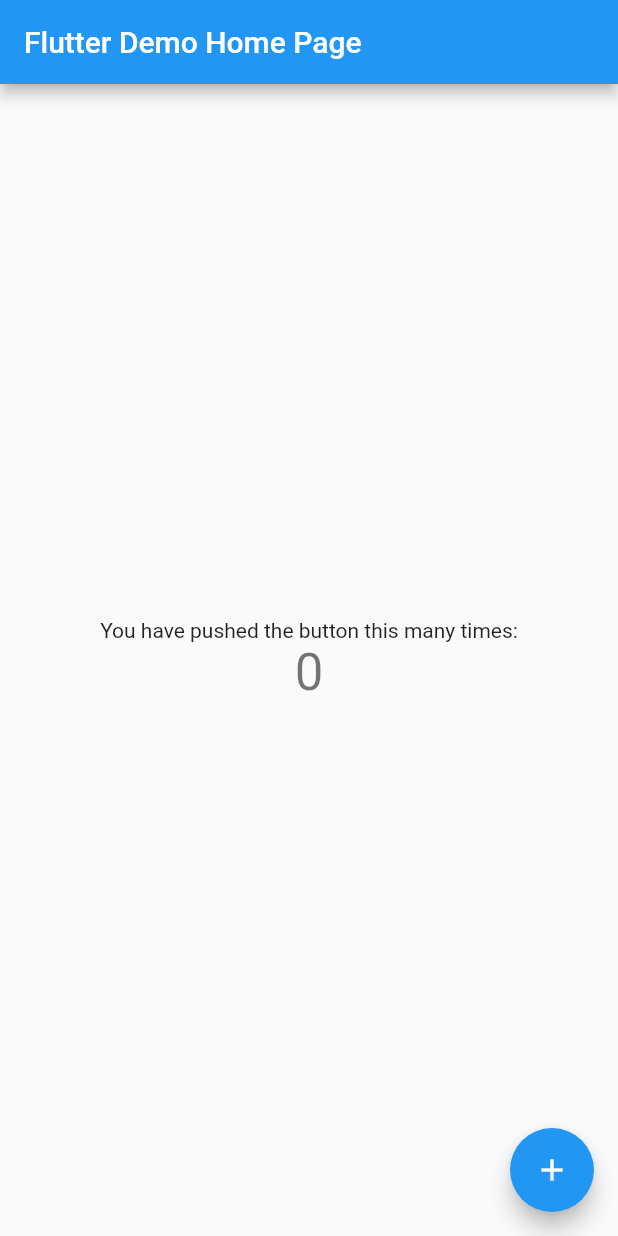
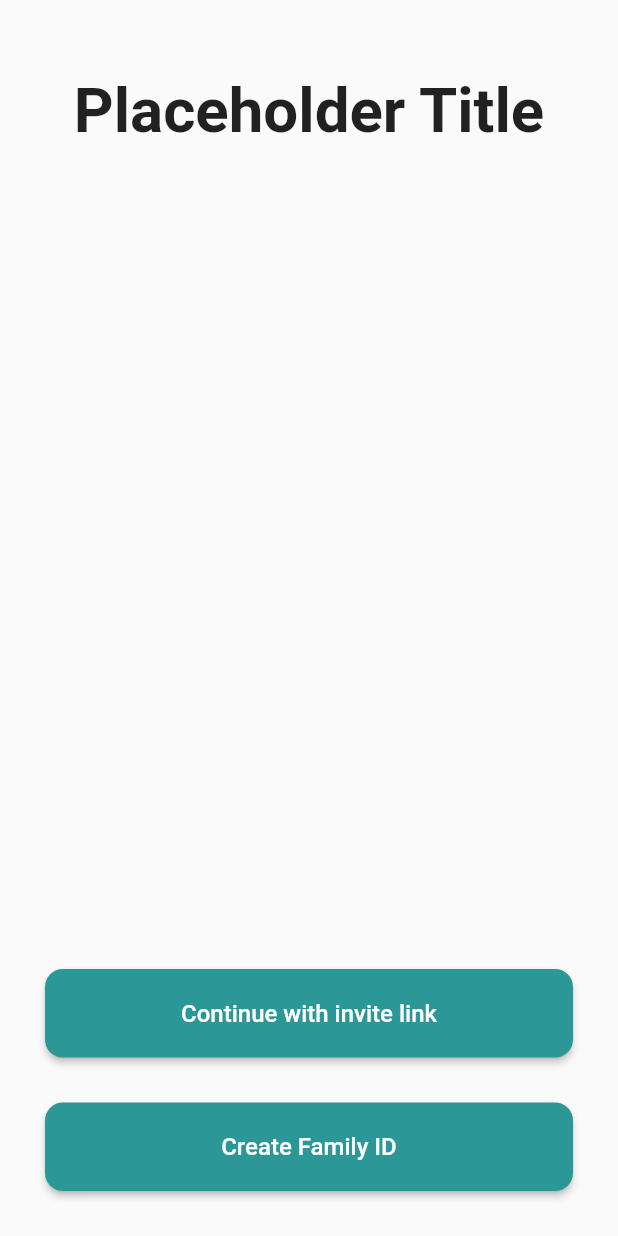
Before and after one commit to hci-gu/family-report-project, a Flutter app: the screen it shows after launch, on a phone screen of 412 x 824 dp. Run offline on Flutter 3.47's test engine with Material 2 defaults, Android fonts, the phone set to English and light mode, and no system bars; missing offline and left inert: app_usage, usage_stats.

Commit message:
added base UI

```diff
--- a/lib/main.dart
+++ b/lib/main.dart
@@ -1,113 +1,25 @@
 import 'package:flutter/material.dart';
+import './onboarding.dart';
 
-void main() {
-  runApp(MyApp());
+void main() => runApp(MyApp());
+
+class MyApp extends StatefulWidget {
+  @override
+  State<StatefulWidget> createState() {
+    // TODO: implement createState
+    return _MyAppState();
+  }
 }
 
-class MyApp extends StatelessWidget {
-  // This widget is the root of your application.
+class _MyAppState extends State<MyApp> {
   @override
   Widget build(BuildContext context) {
     return MaterialApp(
-      title: 'Flutter Demo',
+      title: "Family Report App",
       theme: ThemeData(
-        // This is the theme of your application.
-        //
-        // Try running your application with "flutter run". You'll see the
-        // application has a blue toolbar. Then, without quitting the app, try
-        // changing the primarySwatch below to Colors.green and then invoke
-        // "hot reload" (press "r" in the console where you ran "flutter run",
-        // or simply save your changes to "hot reload" in a Flutter IDE).
-        // Notice that the counter didn't reset back to zero; the application
-        // is not restarted.
-        primarySwatch: Colors.blue,
-      ),
-      home: MyHomePage(title: 'Flutter Demo Home Page'),
+          primaryColor: const Color(0xff2B9797),
+          accentColor: const Color(0xffD2E5E5)),
+      home: Onboarding(),
     );
   }
 }
-
-class MyHomePage extends StatefulWidget {
-  MyHomePage({Key key, this.title}) : super(key: key);
-
-  // This widget is the home page of your application. It is stateful, meaning
-  // that it has a State object (defined below) that contains fields that affect
-  // how it looks.
-
-  // This class is the configuration for the state. It holds the values (in this
-  // case the title) provided by the parent (in this case the App widget) and
-  // used by the build method of the State. Fields in a Widget subclass are
-  // always marked "final".
-
-  final String title;
-
-  @override
-  _MyHomePageState createState() => _MyHomePageState();
-}
-
-class _MyHomePageState extends State<MyHomePage> {
-  int _counter = 0;
-
-  void _incrementCounter() {
-    setState(() {
-      // This call to setState tells the Flutter framework that something has
-      // changed in this State, which causes it to rerun the build method below
-      // so that the display can reflect the updated values. If we changed
-      // _counter without calling setState(), then the build method would not be
-      // called again, and so nothing would appear to happen.
-      _counter++;
-    });
-  }
-
-  @override
-  Widget build(BuildContext context) {
-    // This method is rerun every time setState is called, for instance as done
-    // by the _incrementCounter method above.
-    //
-    // The Flutter framework has been optimized to make rerunning build methods
-    // fast, so that you can just rebuild anything that needs updating rather
-    // than having to individually change instances of widgets.
-    return Scaffold(
-      appBar: AppBar(
-        // Here we take the value from the MyHomePage object that was created by
-        // the App.build method, and use it to set our appbar title.
-        title: Text(widget.title),
-      ),
-      body: Center(
-        // Center is a layout widget. It takes a single child and positions it
-        // in the middle of the parent.
-        child: Column(
-          // Column is also a layout widget. It takes a list of children and
-          // arranges them vertically. By default, it sizes itself to fit its
-          // children horizontally, and tries to be as tall as its parent.
-          //
-          // Invoke "debug painting" (press "p" in the console, choose the
-          // "Toggle Debug Paint" action from the Flutter Inspector in Android
-          // Studio, or the "Toggle Debug Paint" command in Visual Studio Code)
-          // to see the wireframe for each widget.
-          //
-          // Column has various properties to control how it sizes itself and
-          // how it positions its children. Here we use mainAxisAlignment to
-          // center the children vertically; the main axis here is the vertical
-          // axis because Columns are vertical (the cross axis would be
-          // horizontal).
-          mainAxisAlignment: MainAxisAlignment.center,
-          children: <Widget>[
-            Text(
-              'You have pushed the button this many times:',
-            ),
-            Text(
-              '$_counter',
-              style: Theme.of(context).textTheme.headline4,
-            ),
-          ],
-        ),
-      ),
-      floatingActionButton: FloatingActionButton(
-        onPressed: _incrementCounter,
-        tooltip: 'Increment',
-        child: Icon(Icons.add),
-      ), // This trailing comma makes auto-formatting nicer for build methods.
-    );
-  }
-}
--- /dev/null
+++ b/lib/onboarding.dart
@@ -0,0 +1,76 @@
+import 'package:flutter/material.dart';
+import 'homescreen.dart';
+
+class Onboarding extends StatelessWidget {
+  const Onboarding({Key key}) : super(key: key);
+
+  @override
+  Widget build(BuildContext context) {
+    double height = MediaQuery.of(context).size.height;
+    return Container(
+      child: Scaffold(
+        body: Container(
+          margin: EdgeInsets.only(left: 30, right: 30),
+          child: Column(
+            children: [
+              Container(
+                margin: EdgeInsets.only(top: 50),
+                child: Text(
+                  "Placeholder Title",
+                  style: TextStyle(
+                      fontSize: height / 20, fontWeight: FontWeight.bold),
+                ),
+              ),
+              Spacer(),
+              Container(
+                width: double.infinity,
+                margin: EdgeInsets.only(bottom: 0, top: 30),
+                child: ElevatedButton(
+                  onPressed: () {
+                    Navigator.push(
+                      context,
+                      MaterialPageRoute(builder: (context) => HomeScreen()),
+                    );
+                  },
+                  child: Padding(
+                    padding: EdgeInsets.fromLTRB(0, 20, 0, 20),
+                    child: Text(
+                      "Continue with invite link",
+                      style: TextStyle(fontSize: 16),
+                    ),
+                  ),
+                  style: ElevatedButton.styleFrom(
+                    primary: Theme.of(context).primaryColor,
+                    shape: RoundedRectangleBorder(
+                      borderRadius: new BorderRadius.circular(12.0),
+                    ),
+                  ),
+                ),
+              ),
+              Container(
+                width: double.infinity,
+                margin: EdgeInsets.only(bottom: 30, top: 30),
+                child: ElevatedButton(
+                  onPressed: () {},
+                  child: Padding(
+                    padding: EdgeInsets.fromLTRB(0, 20, 0, 20),
+                    child: Text(
+                      "Create Family ID",
+                      style: TextStyle(fontSize: 16),
+                    ),
+                  ),
+                  style: ElevatedButton.styleFrom(
+                    primary: Theme.of(context).primaryColor,
+                    shape: RoundedRectangleBorder(
+                      borderRadius: new BorderRadius.circular(12.0),
+                    ),
+                  ),
+                ),
+              )
+            ],
+          ),
+        ),
+      ),
+    );
+  }
+}
```
Also changed, not shown: lib/familymember.dart (added, +103 -0 lines), lib/homescreen.dart (added, +99 -0 lines), lib/settings.dart (added, +52 -0 lines), lib/survey.dart (added, +93 -0 lines).
